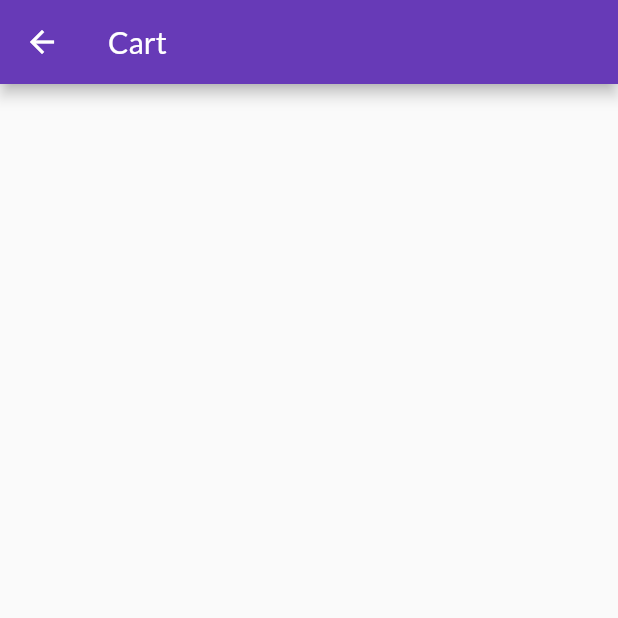
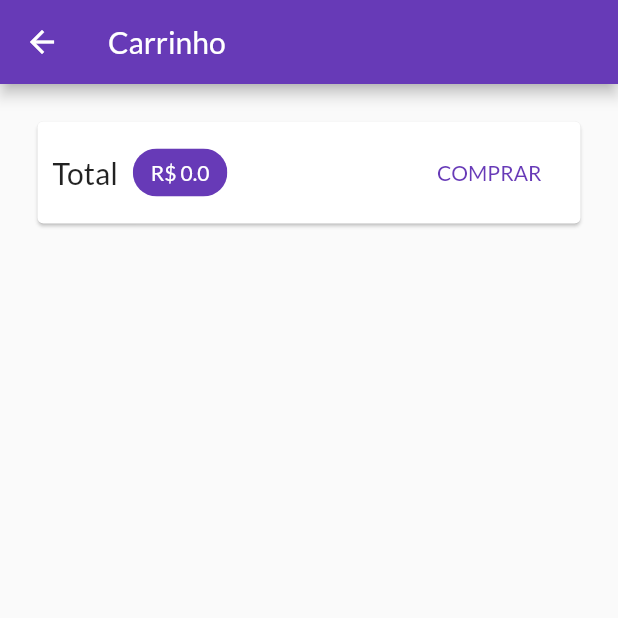
Before and after one commit to lucasbiancogs/shop, a Flutter app: the CartScreen screen opened by its route, on a phone screen of 412 x 824 dp, the top half of it. Run offline on Flutter 3.47's test engine with Material 2 defaults, Android fonts, the phone set to English and light mode, and no system bars; network calls fail.

Commit message:
Implementing cart_screen

```diff
--- a/lib/providers/cart.dart
+++ b/lib/providers/cart.dart
@@ -5,12 +5,14 @@ import 'product.dart';
 
 class CartItem {
   final String id;
+  final String productId;
   final String title;
   final int quantity;
   final double price;
 
   CartItem({
     @required this.id,
+    @required this.productId,
     @required this.title,
     @required this.quantity,
     @required this.price,
@@ -20,12 +22,21 @@ class CartItem {
 class Cart with ChangeNotifier {
   Map<String, CartItem> _items = {};
 
-  Map<String, CartItem> get item {
+  Map<String, CartItem> get items {
     return {..._items};
   }
 
   int get itemCount {
     return _items.length;
+  }
+
+  double get totalAmount {
+    double total = 0.0;
+    _items.forEach((key, cartItem) {
+      total += cartItem.price * cartItem.quantity;
+    });
+
+    return total;
   }
 
   void addItem(Product product) {
@@ -39,6 +50,7 @@ class Cart with ChangeNotifier {
         */
         return CartItem(
             id: existingItem.id,
+            productId: product.id,
             title: existingItem.title,
             quantity: existingItem.quantity + 1,
             price: existingItem.price);
@@ -47,6 +59,7 @@ class Cart with ChangeNotifier {
       _items.putIfAbsent(product.id, () {
         return CartItem(
             id: Random().nextDouble().toString(),
+            productId: product.id,
             title: product.title,
             quantity: 1,
             price: product.price);
@@ -55,4 +68,9 @@ class Cart with ChangeNotifier {
 
     notifyListeners();
   }
+
+  void removeItem(String productId) {
+    _items.remove(productId);
+    notifyListeners();
+  }
 }
--- a/lib/views/cart_screen.dart
+++ b/lib/views/cart_screen.dart
@@ -1,11 +1,66 @@
 import 'package:flutter/material.dart';
+import 'package:provider/provider.dart';
+
+import '../providers/cart.dart';
+import '../widgets/cart_item_widget.dart';
 
 class CartScreen extends StatelessWidget {
   @override
   Widget build(BuildContext context) {
+    final Cart cart = Provider.of(context);
+    final List<CartItem> cartItems = cart.items.values.toList();
+
     return Scaffold(
       appBar: AppBar(
-        title: Text('Cart'),
+        title: Text('Carrinho'),
+      ),
+      body: Column(
+        children: <Widget>[
+          Card(
+            margin: EdgeInsets.all(25),
+            child: Padding(
+              padding: EdgeInsets.all(10),
+              child: Row(
+                mainAxisAlignment: MainAxisAlignment.spaceBetween,
+                children: <Widget>[
+                  Text(
+                    'Total',
+                    style: TextStyle(
+                      fontSize: 20,
+                    ),
+                  ),
+                  SizedBox(width: 10),
+                  Chip(
+                    label: Text(
+                      'R\$ ${cart.totalAmount}',
+                      style: TextStyle(
+                          color: Theme.of(context)
+                              .primaryTextTheme
+                              .headline6
+                              .color),
+                    ),
+                    backgroundColor: Theme.of(context).primaryColor,
+                  ),
+                  Spacer(),
+                  FlatButton(
+                    onPressed: () {},
+                    child: Text('COMPRAR'),
+                    textColor: Theme.of(context).primaryColor,
+                  )
+                ],
+              ),
+            ),
+          ),
+          SizedBox(height: 10),
+          Expanded(
+            child: ListView.builder(
+              itemCount: cart.itemCount,
+              itemBuilder: (ctx, i) {
+                return CartItemWidget(cartItems[i]);
+              },
+            ),
+          )
+        ],
       ),
     );
   }
--- a/lib/views/produtcts_overview_screen.dart
+++ b/lib/views/produtcts_overview_screen.dart
@@ -3,8 +3,8 @@ import 'package:provider/provider.dart';
 
 import '../utils/app_routes.dart';
 import '../providers/cart.dart';
-import '../components/badge.dart';
-import '../components/product_grid.dart';
+import '../widgets/badge.dart';
+import '../widgets/product_grid.dart';
 
 enum FilterOptions {
   Favorite,
--- a/lib/components/product_grid.dart
+++ b/lib/widgets/product_grid.dart
@@ -2,7 +2,7 @@ import 'package:flutter/material.dart';
 import 'package:provider/provider.dart';
 
 import '../providers/products.dart';
-import '../components/product_item.dart';
+import '../widgets/product_item.dart';
 import '../providers/product.dart';
 
 class ProductGrid extends StatelessWidget {
--- a/lib/components/product_item.dart
+++ b/lib/widgets/product_item.dart
@@ -38,7 +38,6 @@ class ProductItem extends StatelessWidget {
                   product.isFavorite ? Icons.favorite : Icons.favorite_border),
               onPressed: () {
                 product.toggleFavorite();
-
               },
               color: Theme.of(context).accentColor,
             ),
```
Also changed, not shown: lib/widgets/cart_item_widget.dart (added, +57 -0 lines), lib/widgets/badge.dart (renamed from lib/components/badge.dart).
